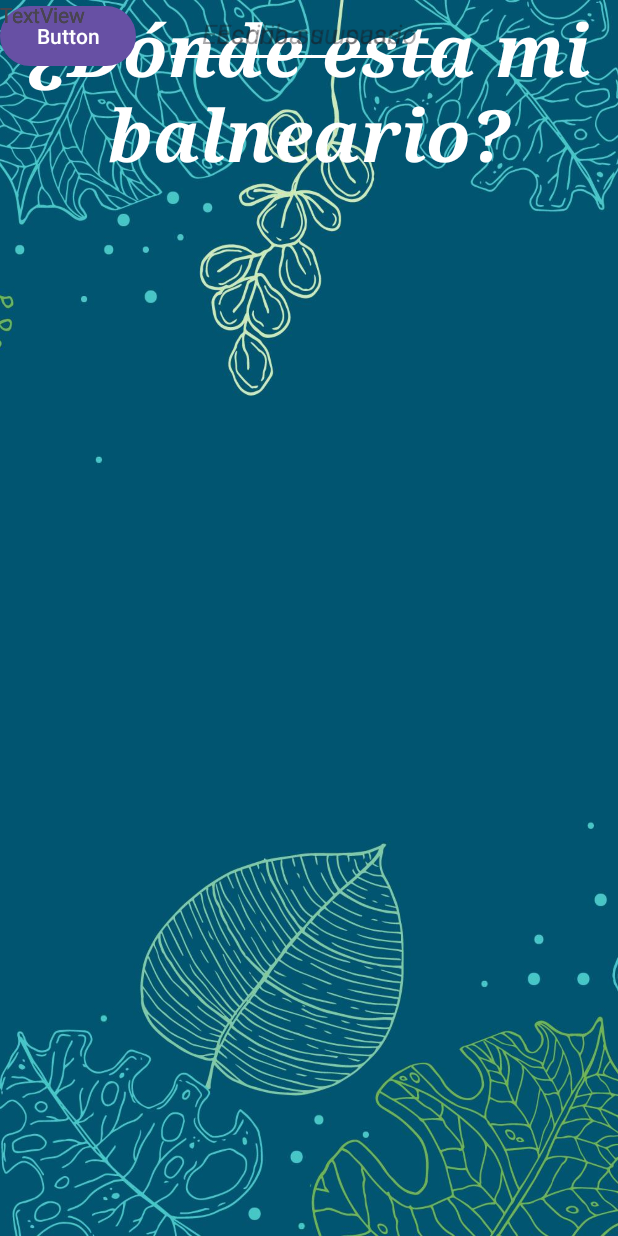
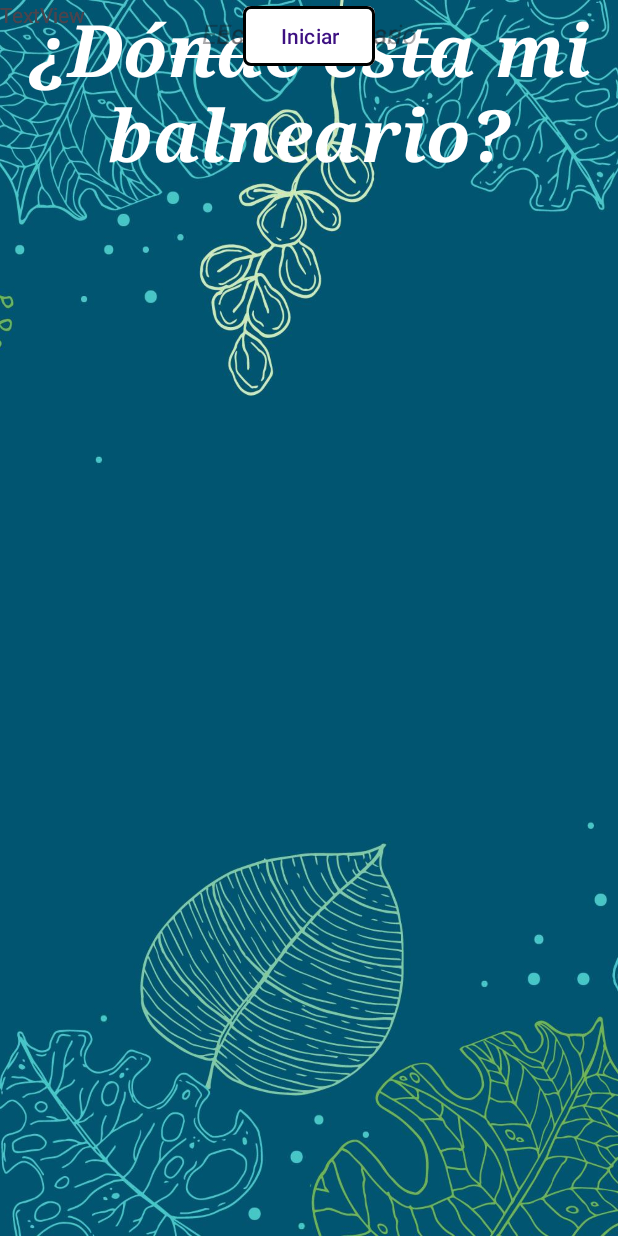
Before and after one commit to Mafe701/WherelsMyBaln, an Android app: the screen it shows after launch (MainActivity), on a phone screen of 412 x 824 dp. Run offline under Robolectric (Android 15) with nearby library versions, the phone set to English and light mode, and no system bars.

Commit message:
segunda sincronizacion

```diff
--- a/app/src/main/res/layout/activity_main.xml
+++ b/app/src/main/res/layout/activity_main.xml
@@ -22,12 +22,8 @@
         android:id="@+id/titulo"
         android:layout_width="wrap_content"
         android:layout_height="wrap_content"
-        android:fontFamily="serif"
         android:text="¿Dónde esta mi balneario?"
-        android:textAlignment="center"
-        android:textColor="@color/white"
-        android:textSize="48sp"
-        android:textStyle="bold|italic"
+       style="@style/sty_title"
         app:layout_constraintEnd_toEndOf="parent"
         app:layout_constraintStart_toStartOf="parent"
         app:layout_constraintTop_toTopOf="parent" />
@@ -58,8 +54,13 @@
         android:id="@+id/button"
         android:layout_width="wrap_content"
         android:layout_height="wrap_content"
-        android:text="Button"
-        tools:layout_editor_absoluteX="163dp"
+        android:text="Iniciar"
+        style="@style/sty_button"
+        app:cornerRadius="5dp"
+        app:strokeColor="@color/black"
+        app:strokeWidth="2dp"
+        app:layout_constraintEnd_toEndOf="parent"
+        app:layout_constraintStart_toStartOf="parent"
         tools:layout_editor_absoluteY="401dp" />
 
     <TextView
--- a/app/src/main/res/values/styles.xml
+++ b/app/src/main/res/values/styles.xml
@@ -1,7 +1,11 @@
 <?xml version="1.0" encoding="utf-8"?>
 <resources>
-
     <style name="sty_title">
+        <item name="android:fontFamily">serif</item>
+        <item name="android:textAlignment">center</item>
+        <item name="android:textColor">@color/white</item>
+        <item name="android:textSize">48sp</item>
+        <item name="android:textStyle">bold|italic</item>
 
     </style>
 
@@ -14,6 +18,8 @@
 
     <style name="sty_button">
         <item name="android:backgroundTint">@color/white</item>
+        <item name="android:textColor">#3D1082</item>
+
     </style>
 
     <style name="sty_text">
```
